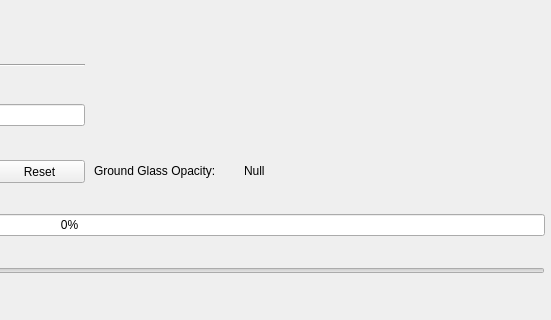
This is hrct.ui in codeadeel/HRCT_COVID19 as Qt 5 draws it before an edit; both pictures show x 416 to 967 and y 0 to 320 of the 967 by 824 pixel window. The edited form follows.
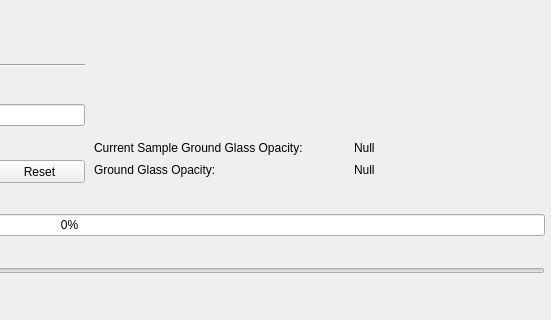
This is the edited form.

Commit message: Added Per Sample Ground Glass opacity

Patch:
```diff
--- a/hrct.ui
+++ b/hrct.ui
@@ -71,32 +71,6 @@
     <string>Reset</string>
    </property>
   </widget>
-  <widget class="QLabel" name="ggo_label">
-   <property name="geometry">
-    <rect>
-     <x>510</x>
-     <y>160</y>
-     <width>141</width>
-     <height>21</height>
-    </rect>
-   </property>
-   <property name="text">
-    <string>Ground Glass Opacity:</string>
-   </property>
-  </widget>
-  <widget class="QLabel" name="ggo_value">
-   <property name="geometry">
-    <rect>
-     <x>660</x>
-     <y>160</y>
-     <width>161</width>
-     <height>21</height>
-    </rect>
-   </property>
-   <property name="text">
-    <string>Null</string>
-   </property>
-  </widget>
   <widget class="QWidget" name="verticalLayoutWidget">
    <property name="geometry">
     <rect>
@@ -108,7 +82,7 @@
    </property>
    <layout class="QVBoxLayout" name="plotlayout"/>
   </widget>
-  <widget class="QWidget" name="">
+  <widget class="QWidget" name="layoutWidget">
    <property name="geometry">
     <rect>
      <x>10</x>
@@ -156,7 +130,7 @@
     </item>
    </layout>
   </widget>
-  <widget class="QWidget" name="">
+  <widget class="QWidget" name="layoutWidget">
    <property name="geometry">
     <rect>
      <x>10</x>
@@ -178,7 +152,7 @@
     </item>
    </layout>
   </widget>
-  <widget class="QWidget" name="">
+  <widget class="QWidget" name="layoutWidget">
    <property name="geometry">
     <rect>
      <x>10</x>
@@ -204,7 +178,7 @@
     </item>
    </layout>
   </widget>
-  <widget class="QWidget" name="">
+  <widget class="QWidget" name="layoutWidget">
    <property name="geometry">
     <rect>
      <x>10</x>
@@ -230,6 +204,58 @@
     </item>
    </layout>
   </widget>
+  <widget class="QWidget" name="layoutWidget">
+   <property name="geometry">
+    <rect>
+     <x>510</x>
+     <y>140</y>
+     <width>251</width>
+     <height>38</height>
+    </rect>
+   </property>
+   <layout class="QVBoxLayout" name="ggolabel_layout">
+    <item>
+     <widget class="QLabel" name="cggo_label">
+      <property name="text">
+       <string>Current Sample Ground Glass Opacity:</string>
+      </property>
+     </widget>
+    </item>
+    <item>
+     <widget class="QLabel" name="ggo_label">
+      <property name="text">
+       <string>Ground Glass Opacity:</string>
+      </property>
+     </widget>
+    </item>
+   </layout>
+  </widget>
+  <widget class="QWidget" name="layoutWidget">
+   <property name="geometry">
+    <rect>
+     <x>770</x>
+     <y>140</y>
+     <width>131</width>
+     <height>38</height>
+    </rect>
+   </property>
+   <layout class="QVBoxLayout" name="ggovalue_layout">
+    <item>
+     <widget class="QLabel" name="cggo_value">
+      <property name="text">
+       <string>Null</string>
+      </property>
+     </widget>
+    </item>
+    <item>
+     <widget class="QLabel" name="ggo_value">
+      <property name="text">
+       <string>Null</string>
+      </property>
+     </widget>
+    </item>
+   </layout>
+  </widget>
  </widget>
  <resources/>
  <connections/>
```
The commit also changes 2 other files.
